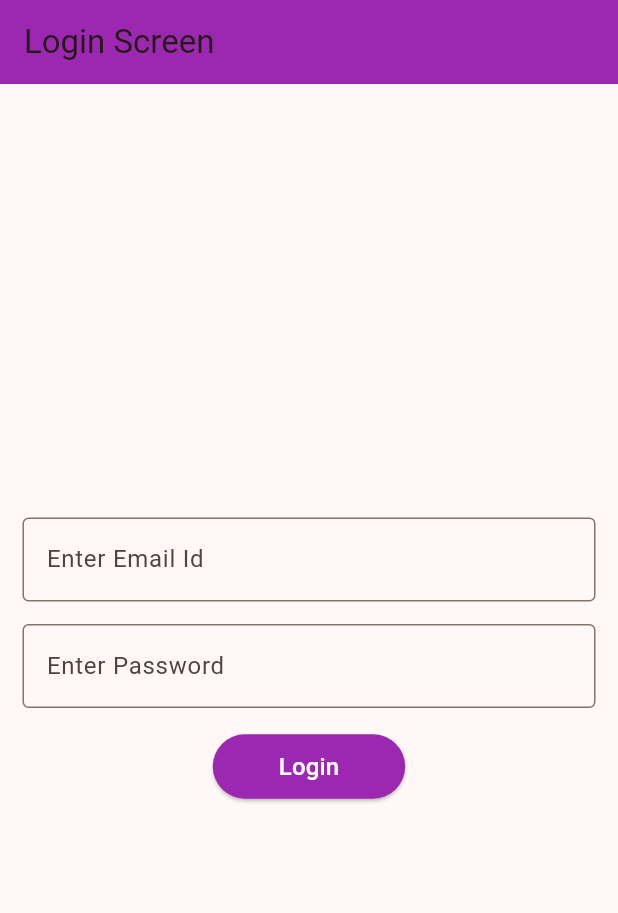
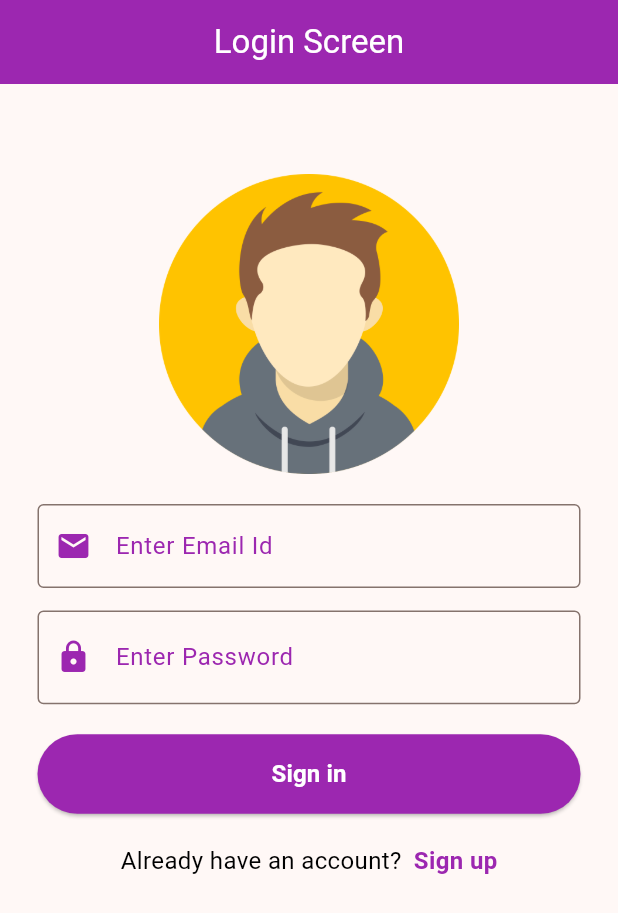
Before and after one commit to HemThakare/flutter_demo_project, a Flutter app: the screen it shows after launch, on a phone screen of 412 x 824 dp. Shown: the top 913 px of the screen. Run offline on Flutter 3.47's test engine with Material 3 defaults, Android fonts, the phone set to English and light mode, and no system bars; our stand-ins replace get.

Commit message:
Added login screen. Segregated pages created packages and login controller

```diff
--- a/lib/res/routes/routes.dart
+++ b/lib/res/routes/routes.dart
@@ -14,6 +14,11 @@ class Routes {
             name: RoutesName.USER_SCREEN,
             page: () => const UserScreen(title: 'Flutter App'),
             transitionDuration: const Duration(milliseconds: 250),
-            transition: Transition.rightToLeftWithFade)
+            transition: Transition.rightToLeftWithFade),
+    GetPage(
+        name: RoutesName.PRODUCT_SCREEN,
+        page: () => const UserScreen(title: 'Flutter App'),
+        transitionDuration: const Duration(milliseconds: 250),
+        transition: Transition.rightToLeftWithFade)
       ];
 }
--- a/lib/res/routes/routes_name.dart
+++ b/lib/res/routes/routes_name.dart
@@ -3,5 +3,5 @@ class RoutesName {
 
   static const String USER_SCREEN = '/user_screen';
 
-  static const String GRiD_SCREEN = '/grid_screen';
+  static const String PRODUCT_SCREEN = '/product_screen';
 }
--- a/lib/src/controller/LoginController.dart
+++ /dev/null
@@ -1,11 +0,0 @@
-import 'package:first_first_project/main.dart';
-import 'package:flutter/cupertino.dart';
-import 'package:get/get.dart';
-
-class LoginController extends GetxController {
-  final emailController = TextEditingController().obs;
-  final passWordController = TextEditingController().obs;
-
-  final emailFocusNode = FocusNode().obs;
-  final passwordFocusNode = FocusNode().obs;
-}
--- /dev/null
+++ b/lib/src/controller/login_controller.dart
@@ -0,0 +1,43 @@
+import 'package:first_first_project/main.dart';
+import 'package:flutter/cupertino.dart';
+import 'package:get/get.dart';
+
+class LoginController extends GetxController {
+  RxBool passwordToggle = false.obs;
+
+  final emailController = TextEditingController().obs;
+  final passWordController = TextEditingController().obs;
+
+  final emailFocusNode = FocusNode().obs;
+  final passwordFocusNode = FocusNode().obs;
+
+  final formField = GlobalKey<FormState>();
+
+  void togglePassword() {
+    passwordToggle.value = !passwordToggle.value;
+  }
+
+  String? validateEmail(String? email) {
+    final RegExp emailRegExp =
+        RegExp(r'^[a-zA-Z0-9._%+-]+@[a-zA-Z0-9.-]+\.[a-zA-Z]{2,}$');
+    if (email == null || email.isEmpty) {
+      return 'Please enter your email';
+    }
+    if (!emailRegExp.hasMatch(email)) {
+      return 'Please enter a valid email';
+    }
+    return null;
+  }
+
+  String? validatePassword(String? password) {
+    if (password == null || password.isEmpty) {
+      return 'Please enter your password';
+    }
+
+    if (password.length < 6) {
+      return 'Password length should be greater than 6';
+    }
+
+    return null;
+  }
+}
--- a/lib/src/screens/login_screen.dart
+++ b/lib/src/screens/login_screen.dart
@@ -1,6 +1,5 @@
-import 'package:first_first_project/res/routes/routes.dart';
 import 'package:first_first_project/res/routes/routes_name.dart';
-import 'package:first_first_project/src/controller/LoginController.dart';
+import 'package:first_first_project/src/controller/login_controller.dart';
 import 'package:flutter/material.dart';
 import 'package:get/get.dart';
 
@@ -13,62 +12,181 @@ class LoginScreen extends StatefulWidget {
 
 class _LoginScreenState extends State<LoginScreen> {
   final loginController = Get.put(LoginController());
+  final Color _borderColor = Colors.purple; // Border color
+  final Color _errorColor = Colors.red; // Error text color
+
+  @override
+  void initState() {
+    super.initState();
+    WidgetsBinding.instance.addPostFrameCallback((_) {
+      FocusManager.instance.primaryFocus?.unfocus();
+    });
+  }
 
   @override
   Widget build(BuildContext context) {
     return Scaffold(
       appBar: AppBar(
-        title: const Text('Login Screen'),
+        title: const Text(
+          'Login Screen',
+          style: TextStyle(color: Colors.white),
+        ),
+        centerTitle: true,
         backgroundColor: Colors.purple,
       ),
-      body: Center(
+      body: SingleChildScrollView(
         child: Padding(
-          padding: const EdgeInsets.all(15),
+          padding: const EdgeInsets.symmetric(horizontal: 25, vertical: 60),
+          child: Form(
+            key: loginController.formField,
             child: Column(
               mainAxisAlignment: MainAxisAlignment.center,
               children: [
+                Image.asset(
+                  'images/avtar.png',
+                  width: 200,
+                  height: 200,
+                ),
+                const SizedBox(
+                  height: 20,
+                ),
                 TextFormField(
+                  keyboardType: TextInputType.emailAddress,
                   controller: loginController.emailController.value,
                   focusNode: loginController.emailFocusNode.value,
-                decoration: const InputDecoration(
-                  hintText: "Enter Email Id",
-                  border: OutlineInputBorder(),
+                  decoration: InputDecoration(
+                      labelText: "Enter Email Id",
+                      labelStyle: TextStyle(color: _borderColor),
+                      border: OutlineInputBorder(
+                        borderSide: BorderSide(color: _borderColor),
                       ),
+                      focusedBorder: OutlineInputBorder(
+                        borderSide: BorderSide(color: _borderColor),
+                      ),
+                      errorBorder: OutlineInputBorder(
+                        borderSide: BorderSide(color: _errorColor),
+                      ),
+                      focusedErrorBorder: OutlineInputBorder(
+                        borderSide: BorderSide(color: _errorColor),
+                      ),
+                      errorStyle: TextStyle(color: _errorColor),
+                      prefixIcon: Icon(Icons.email, color: _borderColor,)),
+                  validator: (email) => loginController.validateEmail(email),
                 ),
                 const SizedBox(
                   height: 15,
                 ),
-              TextFormField(
+                Obx(() {
+                  return TextFormField(
+                    keyboardType: TextInputType.visiblePassword,
                     controller: loginController.passWordController.value,
                     focusNode: loginController.passwordFocusNode.value,
-                decoration: const InputDecoration(
-                  hintText: "Enter Password",
-                  border: OutlineInputBorder(),
+                    decoration: InputDecoration(
+                        labelText: "Enter Password",
+                        labelStyle: TextStyle(color: _borderColor),
+                        border: OutlineInputBorder(
+                          borderSide: BorderSide(color: _borderColor),
                         ),
-                obscureText: true,
+                        focusedBorder: OutlineInputBorder(
+                          borderSide: BorderSide(color: _borderColor),
                         ),
+                        errorBorder: OutlineInputBorder(
+                          borderSide: BorderSide(color: _errorColor),
+                        ),
+                        focusedErrorBorder: OutlineInputBorder(
+                          borderSide: BorderSide(color: _errorColor),
+                        ),
+                        errorStyle: TextStyle(color: _errorColor),
+                        prefixIcon: Icon(Icons.lock, color: _borderColor,),
+                        suffix: InkWell(
+                          onTap: () {
+                            loginController.togglePassword();
+                          },
+                          child: Icon(loginController.passwordToggle.value
+                              ? Icons.visibility
+                              : Icons.visibility_off),
+                        )),
+                    obscureText: !loginController.passwordToggle.value,
+                    validator: (password) =>
+                        loginController.validatePassword(password),
+                  );
+                }),
                 const SizedBox(
-                height: 15,
+                  height: 20,
                 ),
-              Center(
-                child: ElevatedButton(
+                ElevatedButton(
                   style: ElevatedButton.styleFrom(
                     backgroundColor: Colors.purple, // Background color
                   ),
                   onPressed: () {
                     // Action to perform when the button is pressed
+                    /*if (loginController.formField.currentState!.validate()) {
+                      Get.toNamed(RoutesName.USER_SCREEN);
+                      loginController.emailController.value.clear();
+                      loginController.passWordController.value.clear();
+                    }*/
                     Get.toNamed(RoutesName.USER_SCREEN);
                   },
-                  child: const Padding(
-                    padding: EdgeInsets.symmetric(vertical: 10, horizontal: 20),
+                  child: Padding(
+                    padding: const EdgeInsets.symmetric(
+                        horizontal: 8.0, vertical: 15),
+                    child: Container(
+                      width: double.infinity,
+                      child: const Center(
                         child: Text(
-                      'Login',
-                      style: TextStyle(color: Colors.white, fontSize: 16),
+                          'Sign in',
+                          style: TextStyle(
+                              color: Colors.white,
+                              fontSize: 16,
+                              fontWeight: FontWeight.bold),
                         ),
                       ),
                     ),
                   ),
+                ),
+                const SizedBox(
+                  height: 20,
+                ),
+                Row(
+                  mainAxisAlignment: MainAxisAlignment.center,
+                  children: [
+                    const Text(
+                      'Already have an account?',
+                      style: TextStyle(color: Colors.black, fontSize: 16),
+                    ),
+                    const SizedBox(
+                      width: 8,
+                    ),
+                    InkWell(
+                      onTap: () {
+                        Get.snackbar(
+                          'Sign up',                // Title of the Snackbar
+                          'You have successfully signed up.', // Message of the
+                          // Snackbar
+                          snackPosition: SnackPosition.BOTTOM, // Position of the
+                          // Snackbar
+                          backgroundColor: const Color(0xFF478523), //
+                          // Background color of the
+                          // Snackbar
+                          colorText: Colors.white, // Text color of the Snackbar
+                          borderRadius: 10, // Border radius of the Snackbar
+                          margin: EdgeInsets.all(16), // Margin around the Snackbar
+                          animationDuration: Duration(milliseconds: 300), // Animation duration
+                          duration: Duration(seconds: 2), // Duration the Snackbar is visible
+                        );
+                      },
+                      child: const Text(
+                        'Sign up',
+                        style: TextStyle(
+                            color: Colors.purple,
+                            fontSize: 16,
+                            fontWeight: FontWeight.bold),
+                      ),
+                    )
                   ],
+                )
+              ],
+            ),
           ),
         ),
       ),
--- a/pubspec.yaml
+++ b/pubspec.yaml
@@ -61,8 +61,8 @@ flutter:
   uses-material-design: true
 
   # To add assets to your application, add an assets section, like this:
-  # assets:
-  #   - images/a_dot_burr.jpeg
+  assets:
+    - images/
   #   - images/a_dot_ham.jpeg
 
   # An image asset can refer to one or more resolution-specific "variants", see
```
Also changed, not shown: images/avtar.png (added). Lines whose indentation alone changed are shown as unchanged.
